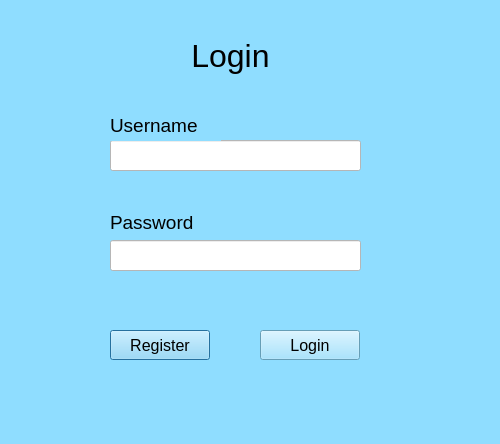
Above: login.ui from adityarnayak2001/MLT_BabyAnalysis before the change. Below: the same form after it.
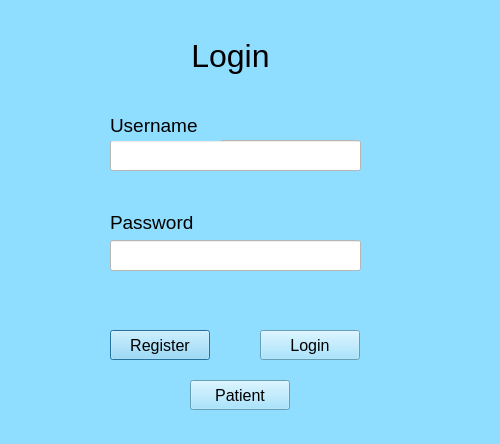
That is the form after the change.

Commit message: patient reg form

What changed in the file:
```diff
--- a/login.ui
+++ b/login.ui
@@ -175,6 +175,24 @@
     <string/>
    </property>
   </widget>
+  <widget class="QPushButton" name="patButton">
+   <property name="geometry">
+    <rect>
+     <x>190</x>
+     <y>380</y>
+     <width>100</width>
+     <height>30</height>
+    </rect>
+   </property>
+   <property name="font">
+    <font>
+     <pointsize>12</pointsize>
+    </font>
+   </property>
+   <property name="text">
+    <string>Patient</string>
+   </property>
+  </widget>
  </widget>
  <resources/>
  <connections/>
```
The commit also changes 9 other files.
